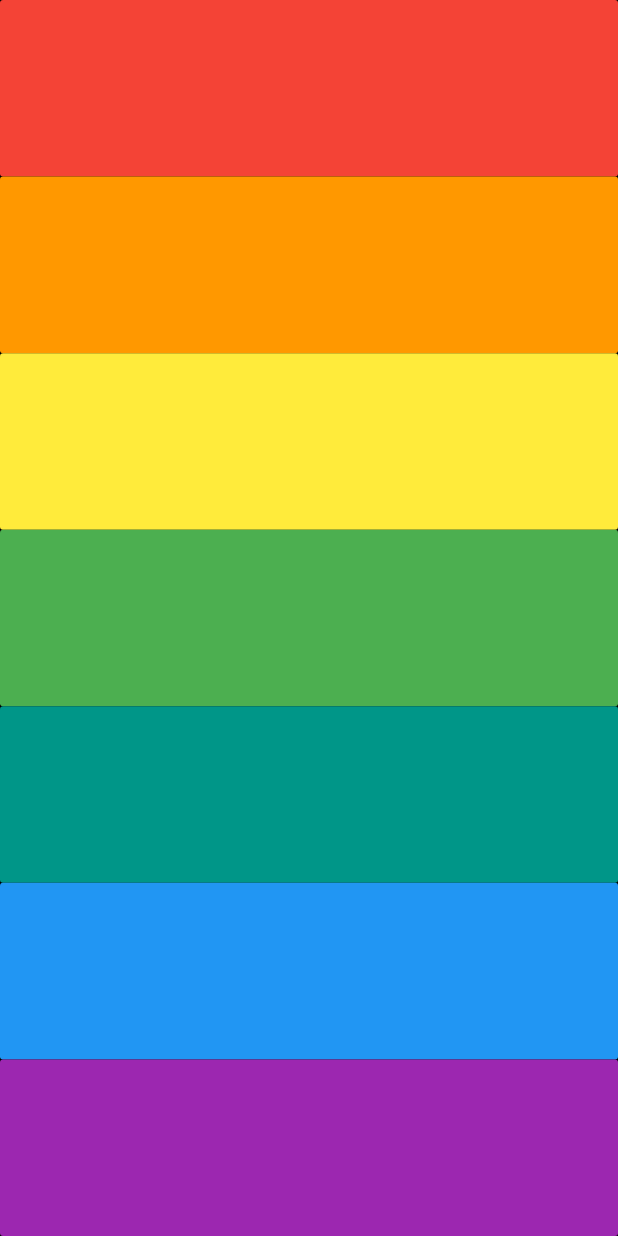
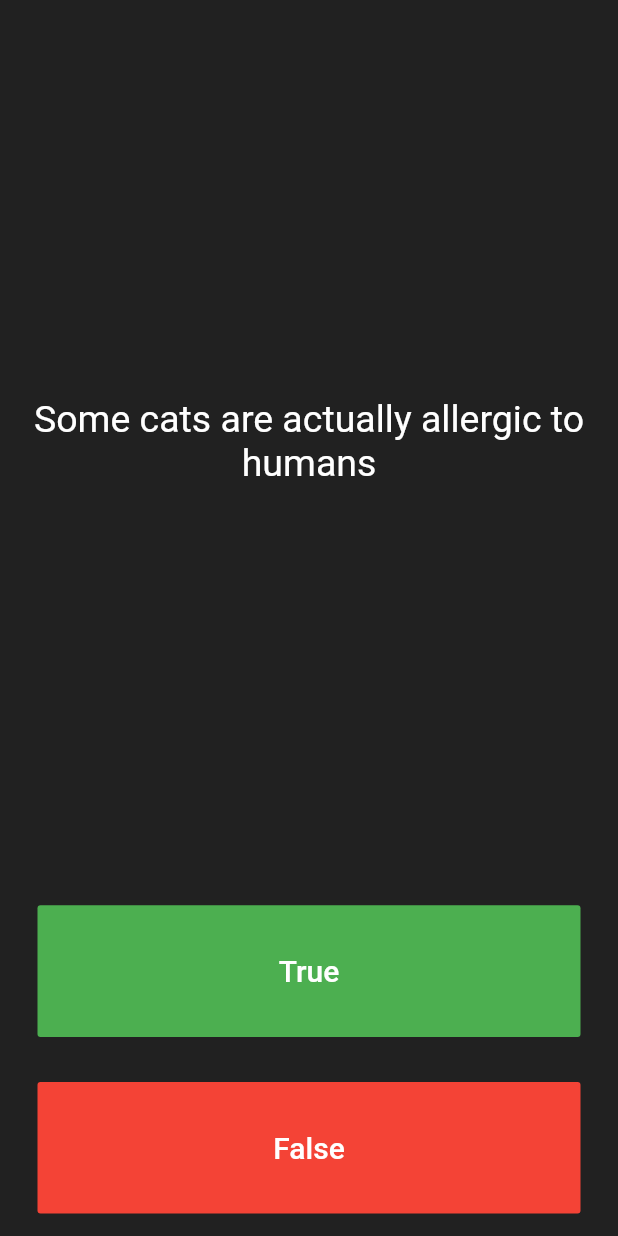
Before and after one commit to EslamSamy5/flutter-xylophone, a Flutter app: the screen it shows after launch, on a phone screen of 412 x 824 dp. Run offline on Flutter 3.47's test engine with Material 2 defaults, Android fonts, the light colour scheme and no system bars; our stand-ins replace rflutter_alert.

Commit message:
my seventh flutter app

```diff
--- a/lib/main.dart
+++ b/lib/main.dart
@@ -1,46 +1,152 @@
 import 'package:flutter/material.dart';
-import 'package:audioplayers/audio_cache.dart';
+//TODO: Step 2 - Import the rFlutter_Alert package here.
+import 'package:rflutter_alert/rflutter_alert.dart';
+import 'quiz_brain.dart';
 
-void main() => runApp(XylophoneApp());
+QuizBrain quizBrain = QuizBrain();
 
-class XylophoneApp extends StatelessWidget {
-  void playSound(int soundNumber) {
-    final players = AudioCache();
-    players.play('note$soundNumber.wav');
-  }
+void main() => runApp(Quizzler());
 
-  Expanded biludKey({Color color, int soundNumber}) {
-    return Expanded(
-      child: FlatButton(
-        color: color,
-        onPressed: () {
-          playSound(soundNumber);
-        },
-      ),
-    );
-  }
-
+class Quizzler extends StatelessWidget {
   @override
   Widget build(BuildContext context) {
     return MaterialApp(
       home: Scaffold(
-        backgroundColor: Colors.black,
+        backgroundColor: Colors.grey.shade900,
         body: SafeArea(
-          child: Column(
-            crossAxisAlignment: CrossAxisAlignment.stretch,
-            mainAxisSize: MainAxisSize.min,
-            children: <Widget>[
-              biludKey(color: Colors.red, soundNumber: 1),
-              biludKey(color: Colors.orange, soundNumber: 2),
-              biludKey(color: Colors.yellow, soundNumber: 3),
-              biludKey(color: Colors.green, soundNumber: 4),
-              biludKey(color: Colors.teal, soundNumber: 5),
-              biludKey(color: Colors.blue, soundNumber: 6),
-              biludKey(color: Colors.purple, soundNumber: 7),
-            ],
+          child: Padding(
+            padding: EdgeInsets.symmetric(horizontal: 10.0),
+            child: QuizPage(),
           ),
         ),
       ),
     );
   }
 }
+
+class QuizPage extends StatefulWidget {
+  @override
+  _QuizPageState createState() => _QuizPageState();
+}
+
+class _QuizPageState extends State<QuizPage> {
+  List<Icon> scoreKeeper = [];
+
+  void checkAnswer(bool userPickedAnswer) {
+    bool correctAnswer = quizBrain.getCorrectAnswer();
+
+    setState(() {
+      //TODO: Step 4 - Use IF/ELSE to check if we've reached the end of the quiz. If so,
+      //On the next line, you can also use if (quizBrain.isFinished()) {}, it does the same thing.
+      if (quizBrain.isFinished() == true) {
+        //TODO Step 4 Part A - show an alert using rFlutter_alert,
+
+        //This is the code for the basic alert from the docs for rFlutter Alert:
+        //Alert(context: context, title: "RFLUTTER", desc: "Flutter is awesome.").show();
+
+        //Modified for our purposes:
+        Alert(
+          context: context,
+          title: 'Finished!',
+          desc: 'You\'ve reached the end of the quiz.',
+        ).show();
+
+        //TODO Step 4 Part C - reset the questionNumber,
+        quizBrain.reset();
+
+        //TODO Step 4 Part D - empty out the scoreKeeper.
+        scoreKeeper = [];
+      }
+
+      //TODO: Step 6 - If we've not reached the end, ELSE do the answer checking steps below 👇
+      else {
+        if (userPickedAnswer == correctAnswer) {
+          scoreKeeper.add(Icon(
+            Icons.check,
+            color: Colors.green,
+          ));
+        } else {
+          scoreKeeper.add(Icon(
+            Icons.close,
+            color: Colors.red,
+          ));
+        }
+        quizBrain.nextQuestion();
+      }
+    });
+  }
+
+  @override
+  Widget build(BuildContext context) {
+    return Column(
+      mainAxisAlignment: MainAxisAlignment.spaceBetween,
+      crossAxisAlignment: CrossAxisAlignment.stretch,
+      children: <Widget>[
+        Expanded(
+          flex: 5,
+          child: Padding(
+            padding: EdgeInsets.all(10.0),
+            child: Center(
+              child: Text(
+                quizBrain.getQuestionText(),
+                textAlign: TextAlign.center,
+                style: TextStyle(
+                  fontSize: 25.0,
+                  color: Colors.white,
+                ),
+              ),
+            ),
+          ),
+        ),
+        Expanded(
+          child: Padding(
+            padding: EdgeInsets.all(15.0),
+            child: FlatButton(
+              textColor: Colors.white,
+              color: Colors.green,
+              child: Text(
+                'True',
+                style: TextStyle(
+                  color: Colors.white,
+                  fontSize: 20.0,
+                ),
+              ),
+              onPressed: () {
+                //The user picked true.
+                checkAnswer(true);
+              },
+            ),
+          ),
+        ),
+        Expanded(
+          child: Padding(
+            padding: EdgeInsets.all(15.0),
+            child: FlatButton(
+              color: Colors.red,
+              child: Text(
+                'False',
+                style: TextStyle(
+                  fontSize: 20.0,
+                  color: Colors.white,
+                ),
+              ),
+              onPressed: () {
+                //The user picked false.
+                checkAnswer(false);
+              },
+            ),
+          ),
+        ),
+        Row(
+          children: scoreKeeper,
+        )
+      ],
+    );
+  }
+}
+
+/*
+question1: 'You can lead a cow down stairs but not up stairs.', false,
+question2: 'Approximately one quarter of human bones are in the feet.', true,
+question3: 'A slug\'s blood is green.', true,
+*/
--- /dev/null
+++ b/lib/question.dart
@@ -0,0 +1,6 @@
+class Question {
+  String questionText;
+  bool questionAnswer;
+
+  Question(this.questionText, this.questionAnswer);
+}
--- /dev/null
+++ b/lib/quiz_brain.dart
@@ -0,0 +1,66 @@
+import 'question.dart';
+
+class QuizBrain {
+  int _questionNumber = 0;
+
+  List<Question> _questionBank = [
+    Question('Some cats are actually allergic to humans', true),
+    Question('You can lead a cow down stairs but not up stairs.', false),
+    Question('Approximately one quarter of human bones are in the feet.', true),
+    Question('A slug\'s blood is green.', true),
+    Question('Buzz Aldrin\'s mother\'s maiden name was \"Moon\".', true),
+    Question('It is illegal to pee in the Ocean in Portugal.', true),
+    Question(
+        'No piece of square dry paper can be folded in half more than 7 times.',
+        false),
+    Question(
+        'In London, UK, if you happen to die in the House of Parliament, you are technically entitled to a state funeral, because the building is considered too sacred a place.',
+        true),
+    Question(
+        'The loudest sound produced by any animal is 188 decibels. That animal is the African Elephant.',
+        false),
+    Question(
+        'The total surface area of two human lungs is approximately 70 square metres.',
+        true),
+    Question('Google was originally called \"Backrub\".', true),
+    Question(
+        'Chocolate affects a dog\'s heart and nervous system; a few ounces are enough to kill a small dog.',
+        true),
+    Question(
+        'In West Virginia, USA, if you accidentally hit an animal with your car, you are free to take it home to eat.',
+        true),
+  ];
+
+  void nextQuestion() {
+    if (_questionNumber < _questionBank.length - 1) {
+      _questionNumber++;
+    }
+  }
+
+  String getQuestionText() {
+    return _questionBank[_questionNumber].questionText;
+  }
+
+  bool getCorrectAnswer() {
+    return _questionBank[_questionNumber].questionAnswer;
+  }
+
+  //TODO: Step 3 Part A - Create a method called isFinished() here that checks to see if we have reached the last question. It should return (have an output) true if we've reached the last question and it should return false if we're not there yet.
+
+  bool isFinished() {
+    if (_questionNumber >= _questionBank.length - 1) {
+      //TODO: Step 3 Part B - Use a print statement to check that isFinished is returning true when you are indeed at the end of the quiz and when a restart should happen.
+
+      print('Now returning true');
+      return true;
+
+    } else {
+      return false;
+    }
+  }
+
+  //TODO: Step 4 part B - Create a reset() method here that sets the questionNumber back to 0.
+  void reset() {
+    _questionNumber = 0;
+  }
+}
```
Also changed, not shown: pubspec.yaml (+4 -6 lines), 45 other files.
